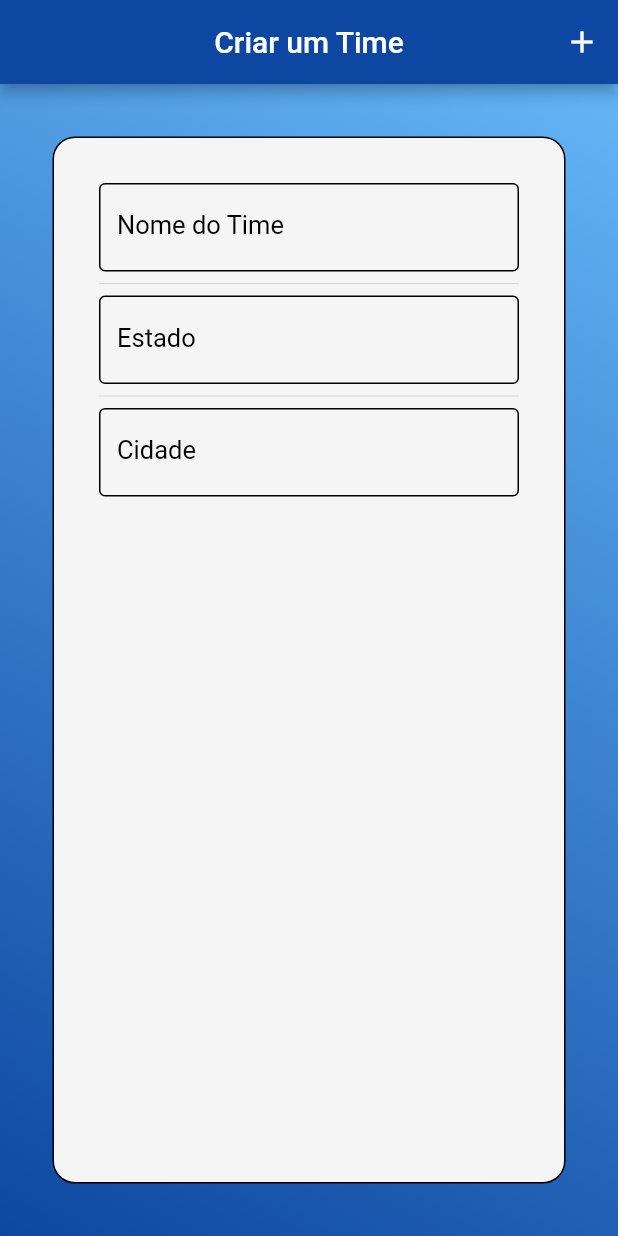
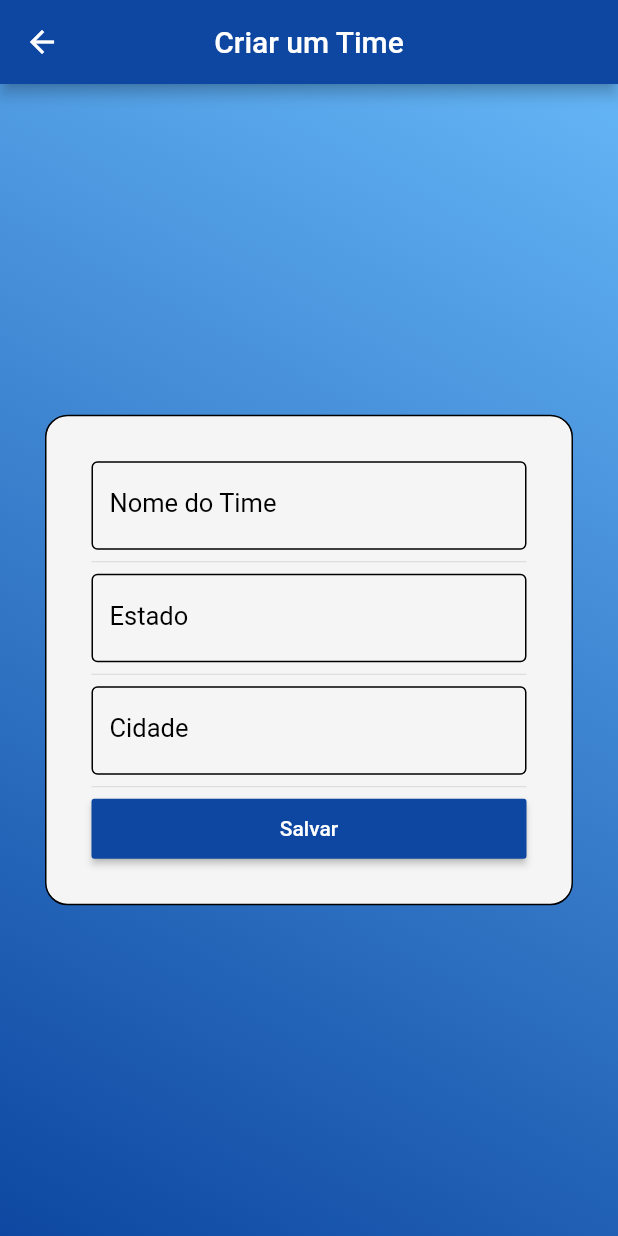
Before and after one commit to gabrielvt27/lista_times_flutter, a Flutter app: the screen it shows after launch, after a tap on the "add" icon, on a phone screen of 412 x 824 dp. Run offline on Flutter 3.47's test engine with Material 2 defaults, Android fonts, the phone set to English and light mode, and no system bars.

Commit message:
Ajustes de layout e Formulário v1

```diff
--- a/lib/screens/cria_time.dart
+++ b/lib/screens/cria_time.dart
@@ -1,4 +1,8 @@
+import 'dart:convert';
+import 'dart:io';
+
 import 'package:flutter/material.dart';
+import 'package:path_provider/path_provider.dart';
 
 class CriaTime extends StatefulWidget {
   final PageController controller;
@@ -11,6 +15,11 @@ class CriaTime extends StatefulWidget {
 }
 
 class _CriaTimeState extends State<CriaTime> {
+  final _nometime    = TextEditingController();
+  final _estadotime  = TextEditingController();
+  final _cidadetime  = TextEditingController();
+
+  List _listaTimes    = [];
 
   final _formKey = GlobalKey<FormState>();
 
@@ -22,14 +31,14 @@ class _CriaTimeState extends State<CriaTime> {
         appBar: AppBar(
           title: Text("Criar um Time"),
           backgroundColor: Colors.blue[900],
-          actions: [
-            IconButton(icon: Icon(Icons.add), onPressed: (){
-              controller.animateToPage(page, duration: const Duration(milliseconds: 200), curve: Curves.easeInOut);
-            })
-          ],
+          leading: IconButton(icon: Icon(Icons.arrow_back), onPressed: (){
+            controller.animateToPage(page, duration: const Duration(milliseconds: 500), curve: Curves.easeInOut);
+          }),
           centerTitle: true,
         ),
-        body: Container(
+        body: Stack(
+          children: [
+            Container(
               padding: EdgeInsets.all(5.0),
               decoration: BoxDecoration(
                 gradient: LinearGradient(
@@ -40,7 +49,14 @@ class _CriaTimeState extends State<CriaTime> {
                   begin: Alignment.topRight,
                   end: Alignment.bottomLeft
                 )
+              )
             ),
+            GestureDetector(
+              onTap: (){
+                FocusScope.of(context).requestFocus(new FocusNode());
+              },
+              child: Center(
+                child: SingleChildScrollView(
                   child: Form(
                     key: _formKey,
                     child: Padding(
@@ -52,7 +68,38 @@ class _CriaTimeState extends State<CriaTime> {
                           child: Column(
                             crossAxisAlignment: CrossAxisAlignment.start,
                             children: <Widget>[
-                      TextFormField(
+                              construirInput("Nome do Time", _nometime),
+                              Divider(),
+                              construirInput("Estado", _estadotime),
+                              Divider(),
+                              construirInput("Cidade", _cidadetime),
+                              Divider(),
+                              SizedBox(
+                                width: double.infinity,
+                                height: 40,
+                                child: RaisedButton(
+                                  color: Colors.blue[900],
+                                  child: Text("Salvar",style: TextStyle(color: Colors.white),),
+                                  onPressed: _addTime,
+                                ),
+                              )
+                            ],
+                          ),
+                        ),
+                      ),
+                    ),
+                  ),
+                ),
+              ),
+            )
+          ],
+        )
+      );
+  }
+
+  Widget construirInput(String texto, TextEditingController controller){
+    return TextFormField(
+      controller: controller,
       decoration: InputDecoration(
         enabledBorder: const OutlineInputBorder(
           borderSide: const BorderSide(color: Colors.black, width: 1.0),
@@ -61,63 +108,44 @@ class _CriaTimeState extends State<CriaTime> {
         focusedBorder:OutlineInputBorder(
           borderSide: BorderSide(color: Colors.blue[900], width: 2.0),
         ),
-                          labelText: "Nome do Time",
+        labelText: texto,
         labelStyle: TextStyle(color: Colors.black,fontSize: 17)
       ),
       validator: (value) {
         if (value.isEmpty) {
-                            return 'Please enter some text';
+          return 'Por favor insira ${texto}';
         }
         return null;
       },
-                      ),
-                      Divider(),
-                      TextFormField(
-                        decoration: InputDecoration(
-                          enabledBorder: const OutlineInputBorder(
-                            borderSide: const BorderSide(color: Colors.black, width: 1.0),
-                          ),
-                          border: OutlineInputBorder(),
-                          focusedBorder:OutlineInputBorder(
-                            borderSide: BorderSide(color: Colors.blue[900], width: 2.0),
-                          ),
-                          labelText: "Estado",
-                          labelStyle: TextStyle(color: Colors.black,fontSize: 17)
-                        ),
-                        validator: (value) {
-                          if (value.isEmpty) {
-                            return 'Please enter some text';
-                          }
-                          return null;
-                        },
-                      ),
-                      Divider(),
-                      TextFormField(
-                        decoration: InputDecoration(
-                          enabledBorder: const OutlineInputBorder(
-                            borderSide: const BorderSide(color: Colors.black, width: 1.0),
-                          ),
-                          border: OutlineInputBorder(),
-                          focusedBorder:OutlineInputBorder(
-                            borderSide: BorderSide(color: Colors.blue[900], width: 2.0),
-                          ),
-                          labelText: "Cidade",
-                          labelStyle: TextStyle(color: Colors.black,fontSize: 17)
-                        ),
-                        validator: (value) {
-                          if (value.isEmpty) {
-                            return 'Please enter some text';
-                          }
-                          return null;
-                        },
-                      ),
-                    ],
-                  ),
-                ),
-              ),
-            ),
-          )
-        )
     );
   }
+
+  // Função para salvar os dados dos times no arquivo json
+  Future<File> _saveFile() async{
+    String data = json.encode(_listaTimes);
+
+    final directory = await getApplicationDocumentsDirectory();
+    final file = File("${directory.path}/lista_times.json");
+
+    return file.writeAsString(data);
   }
+
+  void _addTime(){
+    if (_formKey.currentState.validate()) {
+      setState(() {
+        Map<String, dynamic> newTime = Map();
+        newTime["nome"] = _nometime.text;
+        newTime["estado"] = _estadotime.text;
+        newTime["cidade"] = _cidadetime.text;
+
+        _nometime.text = "";
+        _estadotime.text = "";
+        _cidadetime.text = "";
+
+        _listaTimes.add(newTime);
+
+        _saveFile();
+      });
+    }
+  }
+}
--- a/lib/screens/home_page.dart
+++ b/lib/screens/home_page.dart
@@ -10,7 +10,6 @@ class HomePage extends StatelessWidget {
   Widget build(BuildContext context) {
     return PageView(
       controller: _pagecontroller,
-      scrollDirection: Axis.vertical,
       physics: NeverScrollableScrollPhysics(),
       children: [
         ListaTimes(controller: _pagecontroller, page: 1),
--- a/lib/screens/lista_times.dart
+++ b/lib/screens/lista_times.dart
@@ -1,7 +1,7 @@
 import 'package:flutter/material.dart';
+import 'package:path_provider/path_provider.dart';
 import 'dart:convert';
 import 'dart:io';
-import 'package:path_provider/path_provider.dart';
 
 class ListaTimes extends StatefulWidget {
   final PageController controller;
@@ -15,8 +15,8 @@ class ListaTimes extends StatefulWidget {
 
 class _ListaTimesState extends State<ListaTimes> {
 
-  List _listaTimes = ["São Caetano"];
-/*
+  List _listaTimes = [];
+
   @override
   void initState() {
     super.initState();
@@ -26,7 +26,7 @@ class _ListaTimesState extends State<ListaTimes> {
         _listaTimes = json.decode(data);
       });
     });
-  }*/
+  }
 
   @override
   Widget build(BuildContext context) {
@@ -38,12 +38,13 @@ class _ListaTimesState extends State<ListaTimes> {
           backgroundColor: Colors.blue[900],
           actions: [
             IconButton(icon: Icon(Icons.add), onPressed: (){
-              controller.animateToPage(page, duration: const Duration(milliseconds: 200), curve: Curves.easeInOut);
+              controller.animateToPage(page, duration: const Duration(milliseconds: 500), curve: Curves.easeInOut);
             })
           ],
           centerTitle: true,
         ),
-        body:
+        body: Stack(
+          children: [
             Container(
               padding: EdgeInsets.all(5.0),
               decoration: BoxDecoration(
@@ -61,11 +62,15 @@ class _ListaTimesState extends State<ListaTimes> {
                 itemBuilder: (_, index){
                   return Card(
                     child:ListTile(
-                  title: Text(_listaTimes[index])
+                      title: Text(_listaTimes[index]["nome"]),
+                      subtitle: Text(_listaTimes[index]["cidade"] + " - " + _listaTimes[index]["estado"]),
+                      trailing: IconButton(icon: Icon(Icons.more_vert), onPressed: (){}),
                     )
                   );
                 }
               ),
+            ),
+          ]
         )
       );
   }
@@ -76,19 +81,10 @@ class _ListaTimesState extends State<ListaTimes> {
     return File("${directory.path}/lista_times.json");
   }
 
-  // Função para salvar os dados dos times no arquivo json
-  Future<File> _saveFile() async{
-    String data = json.encode(_listaTimes);
-
-    final file = await _getFile();
-
-    return file.writeAsString(data);
-  }
-
   Future<String> _readData() async{
     try{
-      final file = await _getFile();
-
+      final directory = await getApplicationDocumentsDirectory();
+      final file = File("${directory.path}/lista_times.json");
       return file.readAsString();
     }catch(e){
       return null;
```
Lines whose indentation alone changed are shown as unchanged.
